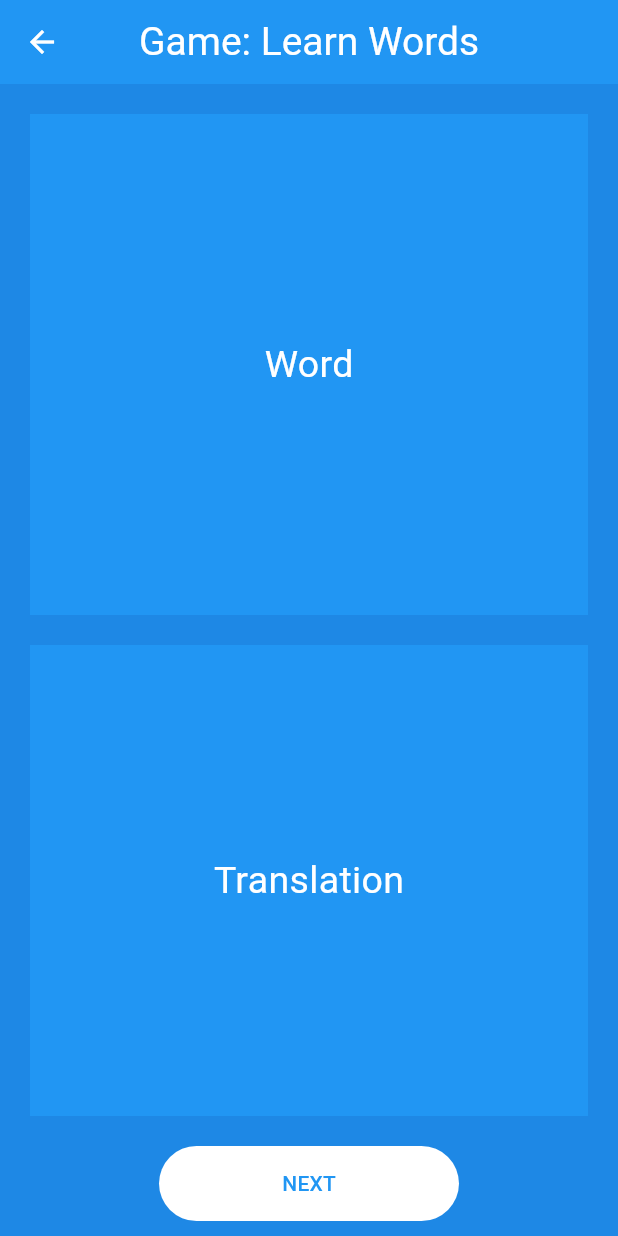
After one commit to faridun-dev/guess_word_app, a Flutter app: the screen it shows after launch, after a tap on "Learn Words 👨🏻‍🎓", on a phone screen of 412 x 824 dp. The commit adds this screen. Run offline on Flutter 3.47's test engine with Material 3 defaults, Android fonts, the light colour scheme and no system bars.

Commit message:
Create “Learn Words” Screen and its UI

```diff
--- a/lib/components/game_card.dart
+++ b/lib/components/game_card.dart
@@ -2,11 +2,18 @@ import 'package:flutter/material.dart';
 
 class GameCard extends StatelessWidget {
   String title;
-  GameCard({super.key, required this.title});
+  Function()? onTap;
+  GameCard({
+    super.key,
+    required this.title,
+    required this.onTap,
+  });
 
   @override
   Widget build(BuildContext context) {
-    return Padding(
+    return GestureDetector(
+      onTap: onTap,
+      child: Padding(
         padding: const EdgeInsets.only(
           top: 20,
           left: 20,
@@ -33,6 +40,7 @@ class GameCard extends StatelessWidget {
             ),
           ),
         ),
+      ),
     );
   }
 }
--- a/lib/pages/home_page.dart
+++ b/lib/pages/home_page.dart
@@ -1,5 +1,6 @@
 import 'package:flutter/material.dart';
 import 'package:guess_word_app/components/game_card.dart';
+import 'package:guess_word_app/pages/learn_game.dart';
 
 class HomePage extends StatefulWidget {
   const HomePage({super.key});
@@ -9,6 +10,14 @@ class HomePage extends StatefulWidget {
 }
 
 class _HomePageState extends State<HomePage> {
+  void learnWords() {
+    Navigator.of(context).push(
+      MaterialPageRoute(
+        builder: (context) => const LearnGame(),
+      ),
+    );
+  }
+
   @override
   Widget build(BuildContext context) {
     return Scaffold(
@@ -26,9 +35,18 @@ class _HomePageState extends State<HomePage> {
       ),
       body: Column(
         children: [
-          GameCard(title: "Learn Words 👨🏻‍🎓"),
-          GameCard(title: "Guess Words 🤔"),
-          GameCard(title: "Match Words 🎯"),
+          GameCard(
+            title: "Learn Words 👨🏻‍🎓",
+            onTap: learnWords,
+          ),
+          GameCard(
+            title: "Guess Words 🤔",
+            onTap: () {},
+          ),
+          GameCard(
+            title: "Match Words 🎯",
+            onTap: () {},
+          ),
         ],
       ),
     );
--- /dev/null
+++ b/lib/pages/learn_game.dart
@@ -0,0 +1,98 @@
+import 'package:flutter/material.dart';
+
+class LearnGame extends StatefulWidget {
+  const LearnGame({super.key});
+
+  @override
+  State<LearnGame> createState() => _LearnGameState();
+}
+
+class _LearnGameState extends State<LearnGame> {
+  @override
+  Widget build(BuildContext context) {
+    return Scaffold(
+      backgroundColor: Colors.blue[600],
+      appBar: AppBar(
+        title: const Text(
+          "Game: Learn Words",
+          style: TextStyle(
+            fontSize: 26,
+          ),
+        ),
+        centerTitle: true,
+        foregroundColor: Colors.white,
+        backgroundColor: Colors.blue,
+      ),
+      body: Column(
+        children: [
+          Expanded(
+            child: Padding(
+              padding: const EdgeInsets.only(
+                top: 20,
+                left: 20,
+                right: 20,
+              ),
+              child: Container(
+                decoration: const BoxDecoration(
+                  color: Colors.blue,
+                ),
+                child: const Center(
+                  child: Text(
+                    "Word",
+                    style: TextStyle(
+                      fontSize: 25,
+                      color: Colors.white,
+                    ),
+                  ),
+                ),
+              ),
+            ),
+          ),
+          Expanded(
+            child: Padding(
+              padding: const EdgeInsets.only(
+                top: 20,
+                left: 20,
+                right: 20,
+                bottom: 20,
+              ),
+              child: Container(
+                decoration: const BoxDecoration(
+                  color: Colors.blue,
+                ),
+                child: const Center(
+                  child: Text(
+                    "Translation",
+                    style: TextStyle(
+                      fontSize: 25,
+                      color: Colors.white,
+                    ),
+                  ),
+                ),
+              ),
+            ),
+          ),
+          TextButton(
+            style: TextButton.styleFrom(
+              backgroundColor: Colors.white,
+              minimumSize: const Size(
+                200,
+                50,
+              ),
+            ),
+            onPressed: () {},
+            child: const Text(
+              "NEXT",
+              style: TextStyle(
+                color: Colors.blue,
+              ),
+            ),
+          ),
+          const SizedBox(
+            height: 10,
+          ),
+        ],
+      ),
+    );
+  }
+}
```
Lines whose indentation alone changed are shown as unchanged.
